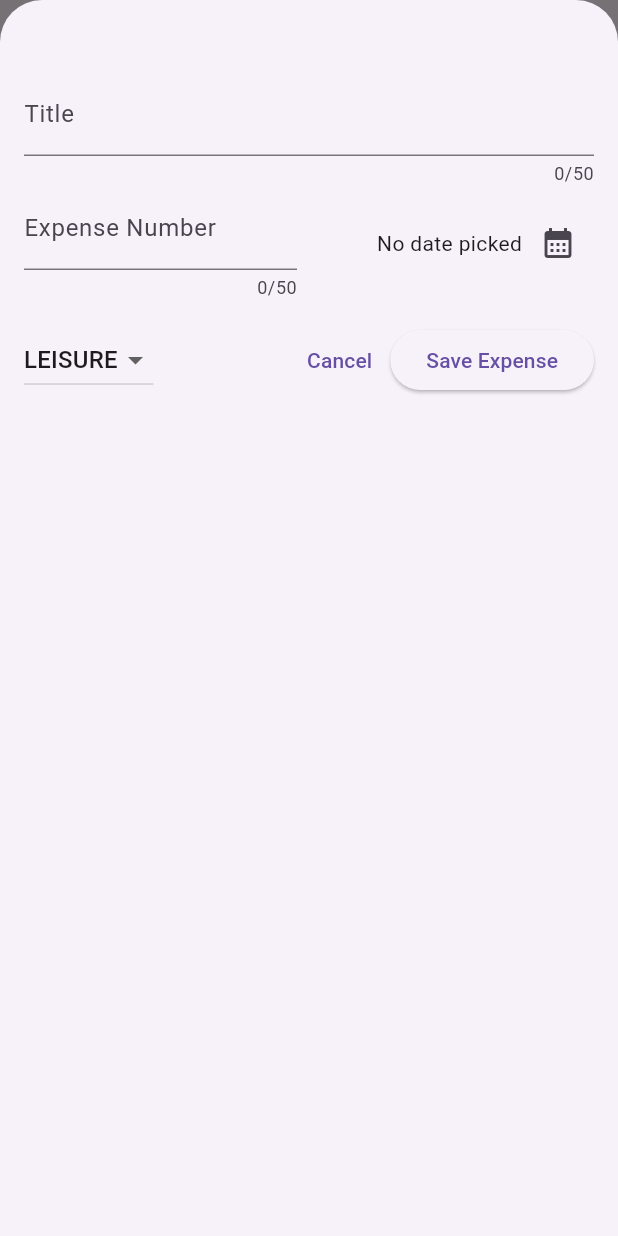
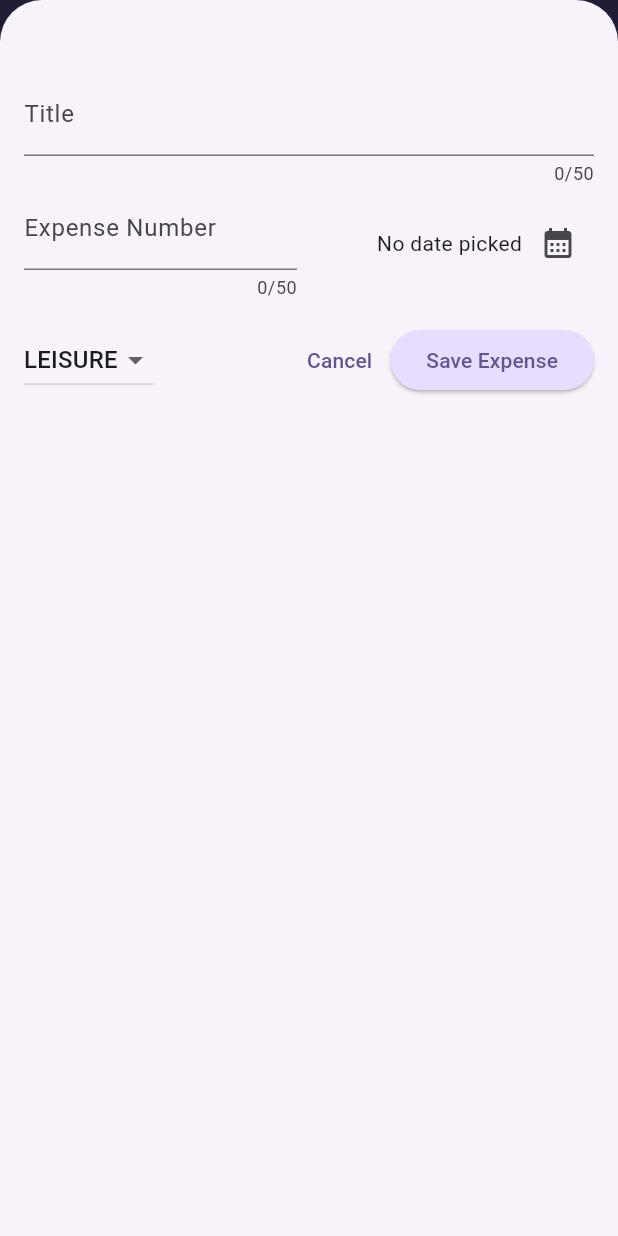
Before and after one commit to sirQuiz/expenses_tracker, a Flutter app: the screen it shows after launch, after a tap on the "add" icon, on a phone screen of 412 x 824 dp. Run offline on Flutter 3.47's test engine with Material 3 defaults, Android fonts, the phone set to English and light mode, and no system bars.

Commit message:
added themes, theming widgets

```diff
--- a/lib/main.dart
+++ b/lib/main.dart
@@ -1,10 +1,58 @@
 import 'package:flutter/material.dart';
 import 'package:expense_tracker/widgets/expenses.dart';
 
+var kColorScheme = ColorScheme.fromSeed(
+  seedColor: const Color.fromARGB(255, 96, 59, 181),
+);
+
+var kDarkColorScheme = ColorScheme.fromSeed(
+  brightness: Brightness.dark,
+  seedColor: const Color.fromARGB(255, 9, 99, 125),
+);
+
 void main() {
   runApp(
-    const MaterialApp(
-      home: Extenses(),
+    MaterialApp(
+      darkTheme: ThemeData.dark().copyWith(
+        // useMaterial3: true,
+        colorScheme: kDarkColorScheme,
+        cardTheme: const CardTheme().copyWith(
+          color: kDarkColorScheme.secondaryContainer,
+          margin: const EdgeInsets.symmetric(horizontal: 16, vertical: 8),
+        ),
+        elevatedButtonTheme: ElevatedButtonThemeData(
+            style: ElevatedButton.styleFrom(
+              backgroundColor: kDarkColorScheme.primaryContainer,
+              foregroundColor: kDarkColorScheme.onPrimaryContainer,
+            ),
+        ),
+      ),
+      theme: ThemeData().copyWith(
+        // useMaterial3: true,
+        colorScheme: kColorScheme,
+        appBarTheme: const AppBarTheme().copyWith(
+          backgroundColor: kColorScheme.onPrimaryContainer,
+          foregroundColor: kColorScheme.primaryContainer,
+        ),
+        cardTheme: const CardTheme().copyWith(
+          color: kColorScheme.secondaryContainer,
+          margin: const EdgeInsets.symmetric(horizontal: 16, vertical: 8),
+        ),
+        elevatedButtonTheme: ElevatedButtonThemeData(
+            style: ElevatedButton.styleFrom(
+              backgroundColor: kColorScheme.primaryContainer,
+            ),
+        ),
+        textTheme: ThemeData().textTheme.copyWith(
+          titleLarge: TextStyle(
+            fontWeight: FontWeight.normal,
+            color: kColorScheme.onSecondaryContainer,
+            fontSize: 18,
+        ),
+        ),
+      ),
+      themeMode: ThemeMode.system,
+      home: const Extenses(),
     ),
   );
 }
--- a/lib/widgets/expenses.dart
+++ b/lib/widgets/expenses.dart
@@ -49,13 +49,42 @@ class _Extenses extends State<Extenses> {
   }
 
   void _deleteExpense(Expense expense) {
+    final indexOfExpense = _registeredExpenses.indexOf(expense);
+
     setState(() {
       _registeredExpenses.remove(expense);
     });
+
+    ScaffoldMessenger.of(context).clearSnackBars();
+
+    ScaffoldMessenger.of(context).showSnackBar(
+      SnackBar(
+        duration: const Duration(seconds: 3),
+        content: const Text("Expense removed"),
+        action: SnackBarAction(
+          label: "Undo",
+          onPressed: () {
+            setState(() {
+              _registeredExpenses.insert(indexOfExpense, expense);
+            });
+          }),
+      ),
+    );
   }
 
   @override
   Widget build(BuildContext context) {
+    Widget mainContent = const Center(
+      child: Text("No expenses found."),
+    );
+
+    if(_registeredExpenses.isNotEmpty) {
+      mainContent = ExpensesList(
+              expenses: _registeredExpenses,
+              deleteExpense: _deleteExpense,
+            );
+    }
+
     return Scaffold(
       appBar: AppBar(
         title: const Text('Flutter expense Tracker'),
@@ -70,10 +99,7 @@ class _Extenses extends State<Extenses> {
         children: [
           const Text('The Chart'),
           Expanded(
-            child: ExpensesList(
-              expenses: _registeredExpenses,
-              deleteExpense: _deleteExpense,
-            ),
+            child: mainContent,
           ),
         ],
       ),
--- a/lib/widgets/expenses_lists/expense_item.dart
+++ b/lib/widgets/expenses_lists/expense_item.dart
@@ -1,5 +1,5 @@
 import 'package:expense_tracker/models/expense.dart';
-import 'package:flutter/foundation.dart';
+// import 'package:flutter/foundation.dart';
 import 'package:flutter/material.dart';
 
 class ExpenseItem extends StatelessWidget {
@@ -16,8 +16,12 @@ class ExpenseItem extends StatelessWidget {
           vertical: 16,
         ),
         child: Column(
+          crossAxisAlignment: CrossAxisAlignment.start,
           children: [
-            Text(expense.title),
+            Text(
+              expense.title,
+              style: Theme.of(context).textTheme.titleLarge,
+            ),
             const SizedBox(
               height: 4,
             ),
--- a/lib/widgets/expenses_lists/expenses_list.dart
+++ b/lib/widgets/expenses_lists/expenses_list.dart
@@ -18,6 +18,12 @@ class ExpensesList extends StatelessWidget {
     return ListView.builder(
       itemCount: expenses.length,
       itemBuilder: (ctx, index) => Dismissible(
+        background: Container(
+          margin: EdgeInsets.symmetric(
+            horizontal: Theme.of(context).cardTheme.margin!.horizontal,
+          ),
+          color: Theme.of(context).colorScheme.error.withOpacity(.7),
+        ),
         key: ValueKey(expenses[index]),
         onDismissed: (direction) {
           deleteExpense(expenses[index]);
```
Also changed, not shown: lib/models/expense.dart (+20 -0 lines), pubspec.lock.
